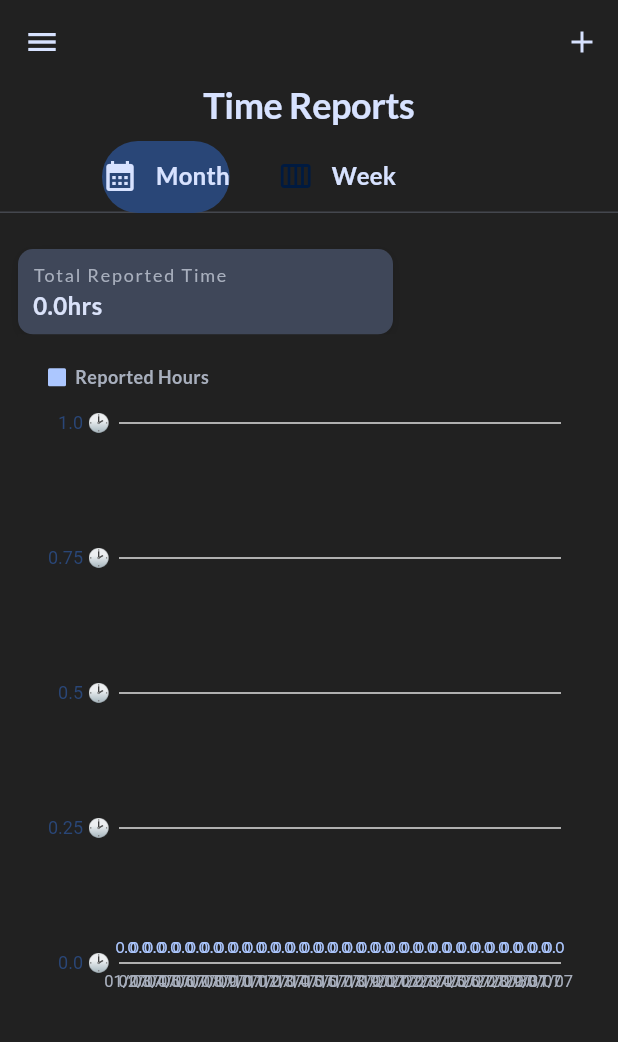
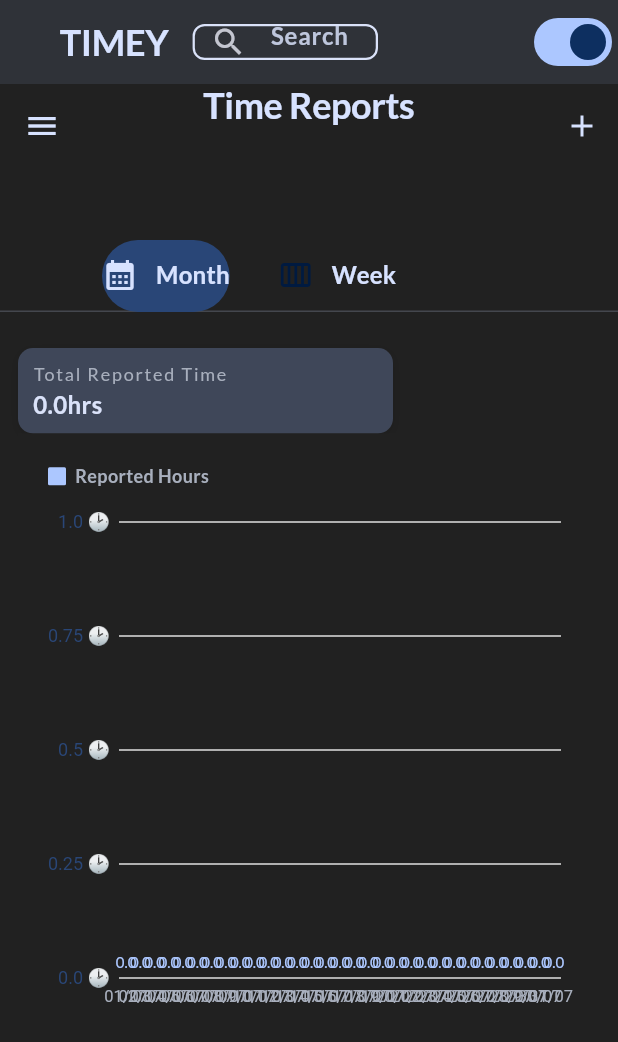
Before and after one commit to iammichellechic/timey-web-app, a Flutter app: the screen it shows after launch, on a phone screen of 412 x 824 dp. Shown: the top 1042 px of the screen. Run offline on Flutter 3.47's test engine with Material 2 defaults, Android fonts, the light colour scheme and no system bars; our stand-ins replace charts_flutter, get_it, graphql_flutter, responsive_builder, stacked, syncfusion_flutter_calendar; missing offline and left inert: assorted_layout_widgets; network calls fail.

Commit message:
fixed hrs,mins add tb, enddate causes calndar iss.

```diff
--- a/lib/data/providers/delete_timeblock_provider.dart
+++ b/lib/data/providers/delete_timeblock_provider.dart
@@ -2,7 +2,7 @@ import 'package:flutter/material.dart';
 import 'package:graphql_flutter/graphql_flutter.dart';
 import 'package:timey_web/schemas/timeblocks_schema.dart';
 import '../../locator.dart';
-import '../../schemas/endpoint_url.dart';
+import '../../endpoint_url.dart';
 import '../../services/timeblocks_api_service.dart';
 import '../../viewmodels/timeblocks_viewmodels.dart';
 
--- a/lib/schemas/endpoint_url.dart
+++ b/lib/endpoint_url.dart
@@ -4,7 +4,7 @@ import 'package:graphql_flutter/graphql_flutter.dart';
 class EndPoint {
   ValueNotifier<GraphQLClient> getClient() {
     ValueNotifier<GraphQLClient> _client = ValueNotifier(GraphQLClient(
-      link: HttpLink('http://20.91.176.175/graphql'),
+      link: HttpLink('http://api.zero8.io/graphql'),
       cache: GraphQLCache(store: HiveStore()),
     ));
 
--- a/lib/model/calendar_data_model.dart
+++ b/lib/model/calendar_data_model.dart
@@ -13,7 +13,7 @@ class EventDataSource extends CalendarDataSource {
 
   @override
   // DateTime getEndTime(int index) => getEvent(index).startDate.add(Duration(minutes:getEvent(index).reportedMinutes!));
-  DateTime getEndTime(int index) => getEvent(index).endDate!;
+  DateTime getEndTime(int index) => getEvent(index).endDateVariable;
 
   @override
   String getSubject(int index) => getEvent(index).id.toString();
--- a/lib/model/timeblock.dart
+++ b/lib/model/timeblock.dart
@@ -1,3 +1,5 @@
+import 'package:timey_web/viewmodels/timeblocks_viewmodels.dart';
+
 import 'tag.dart';
 import '../presentation/resources/formats_manager.dart';
 
@@ -7,16 +9,18 @@ class TimeBlock {
   Tag? tag;
   DateTime startDate;
   int? hours;
-  double? minutes;
+  int? minutes;
   int? reportedMinutes;
   int? userId;
   DateTime? endDate;
 
-  // DateTime get endDateVariable =>
-  //     endDate!.add(Duration(minutes: reportedMinutes!));
-
   DateTime get endDateVariable {
-    endDate!.add(Duration(minutes: reportedMinutes!));
+   // for (var tb in TimeBlocksViewModel().appointmentData)
+   //  {
+      endDate = endDate!.add(Duration(minutes: reportedMinutes!));
+   // }
+    print(endDate);
+    print(reportedMinutes);
     return endDate!;
   }
 
--- a/lib/presentation/base_layout.dart
+++ b/lib/presentation/base_layout.dart
@@ -1,11 +1,12 @@
+import 'package:assorted_layout_widgets/assorted_layout_widgets.dart';
 import 'package:flutter/material.dart';
 import 'package:responsive_builder/responsive_builder.dart';
 import 'package:stacked/stacked.dart';
 import 'package:timey_web/navigation/breadcrumb_navigation.dart';
+import 'package:timey_web/presentation/resources/values_manager.dart';
 import 'package:timey_web/presentation/widgets/switch_theme_button_widget.dart';
 
 import '../viewmodels/timeblocks_viewmodels.dart';
-import 'shared/menu_drawer.dart';
 
 class BaseLayout extends StatelessWidget {
   final Widget child;
@@ -16,22 +17,34 @@ class BaseLayout extends StatelessWidget {
     return ViewModelBuilder<TimeBlocksViewModel>.reactive(
       viewModelBuilder: () => TimeBlocksViewModel(),
       onModelReady: (viewModel) => viewModel.getTimeblocksList(),
-      builder: (context, viewModel, _) => ResponsiveBuilder(
-          builder: (context, sizingInformation) => Scaffold(
-                drawer: sizingInformation.isMobile
-                    ? MenuDrawer(permanentlyDisplay: false)
-                    : null,
+      builder: (context, viewModel, _) => Scaffold(
+        appBar: AppBar(
+          backgroundColor: Colors.transparent,
+          elevation: 5,
+          leadingWidth: 200,
+          leading: Align(
+            alignment: Alignment.centerLeft,
+            child: Padding(
+              padding: const EdgeInsets.fromLTRB(
+                  AppPadding.p40, AppPadding.p12, 0, AppPadding.p12),
+              child: Text('TIMEY', style: Theme.of(context).textTheme.headline1),
+            ),
+          ),
+          actions: [
+            buildSearchField(context),
+             SwitchThemeButtonWidget()],
+        ),
         body: CenteredView(
           child: Expanded(
             child: Column(
               children: [
-                       // NavigationBar(), //does not have a navigator so the form doesnt work
+                // NavigationBar(),
                 Expanded(child: child),
               ],
             ),
           ),
         ),
-              )),
+      ),
     );
   }
 }
@@ -98,15 +111,58 @@ class NavigationBarTabletDesktop extends StatelessWidget {
   Widget build(BuildContext context) {
     return SizedBox(
       height: 80,
-      child: Row(
-          mainAxisAlignment: MainAxisAlignment.spaceBetween,
+      child: Padding(
+        padding: const EdgeInsets.fromLTRB(10, 0, 10, 0),
+        child: RowSuper(mainAxisSize: MainAxisSize.max,
+            //mainAxisAlignment: MainAxisAlignment.spaceBetween,
             children: <Widget>[
               Text('TIMEY', style: Theme.of(context).textTheme.headline1),
-            SizedBox(height: 50,
-            width: 500,
+              SizedBox(
+                  height: 50,
+                  // width: 500,
                   child: BreadCrumbNavigator()),
+              buildSearchField(context),
               SwitchThemeButtonWidget()
             ]),
+      ),
     );
   }
 }
+
+Widget buildSearchField(BuildContext context) {
+  final controller = TextEditingController();
+  final style = controller.text.isEmpty
+      ? const TextStyle(color: Colors.black54)
+      : const TextStyle(color: Colors.black);
+  return ResponsiveBuilder(
+      builder: (context, sizingInformation) => Container(
+            width: sizingInformation.isDesktop
+                ? MediaQuery.of(context).size.width * 0.20
+                : MediaQuery.of(context).size.width * 0.30,
+            height: 50,
+            margin: const EdgeInsets.fromLTRB(100, 16, 100, 16),
+            child: TextField(
+              controller: controller,
+              decoration: InputDecoration(
+                prefixIcon: const Icon(Icons.search),
+                suffixIcon: controller.text.isNotEmpty
+                    ? GestureDetector(
+                        child: Icon(Icons.close, color: style.color),
+                        onTap: () {
+                          controller.clear();
+                          FocusScope.of(context).requestFocus(FocusNode());
+
+                          // searchBook('');
+                        },
+                      )
+                    : null,
+                hintText: 'Search',
+                border: OutlineInputBorder(
+                  borderRadius: BorderRadius.zero,
+                  borderSide: const BorderSide(color: Colors.black26),
+                ),
+              ),
+              //onChanged: searchBook,
+            ),
+          ));
+}
--- a/lib/presentation/ui/calendar/calendar_screen.dart
+++ b/lib/presentation/ui/calendar/calendar_screen.dart
@@ -37,7 +37,8 @@ class CalendarScreen extends ViewModelWidget<TimeBlocksViewModel> {
                           AnimatedIconWidget(),
                         ],
                       ),
-                      extendBodyBehindAppBar: true,
+
+                      extendBodyBehindAppBar: false,
                       endDrawer: TimeblockPage(),
                       drawer: sizingInformation.isMobile
                           ? const MenuDrawer(
@@ -55,7 +56,8 @@ class CalendarScreen extends ViewModelWidget<TimeBlocksViewModel> {
         child: (viewModel.appointmentData.isNotEmpty)
             ? CalendarPage(
                 appointment: appointmentBuilder,
-                dataSource: EventDataSource(viewModel.appointmentData))
+                dataSource: EventDataSource(viewModel.appointmentData)
+                )
             : Center(
                 child: CircularProgressIndicator(
                   valueColor:
--- a/lib/presentation/ui/chart/chart_overview_screen.dart
+++ b/lib/presentation/ui/chart/chart_overview_screen.dart
@@ -34,7 +34,7 @@ class DashBoardScreen extends StatelessWidget {
                     AnimatedIconWidget(),
                   ],
                 ),
-                //extendBodyBehindAppBar: true,
+                extendBodyBehindAppBar: true,
                 endDrawer: TimeblockPage(),
                 drawer: sizingInformation.isMobile
                     ? const MenuDrawer(
@@ -59,7 +59,7 @@ class DashBoardScreen extends StatelessWidget {
               child: Text('Time Reports',
                   style: Theme.of(context).textTheme.headline1),
             ),
-          SizedBox(height: AppSize.s10),
+          SizedBox(height: AppSize.s20),
            SizedBox(
             height: 600,
              child: TabBarWidget(
--- a/lib/presentation/ui/table/table_timeblock_screen.dart
+++ b/lib/presentation/ui/table/table_timeblock_screen.dart
@@ -30,7 +30,7 @@ class TableScreen extends StatelessWidget{
                           AnimatedIconWidget(),
                         ],
                       ),
-                      extendBodyBehindAppBar: true,
+                       extendBodyBehindAppBar: true,
                       endDrawer: TimeblockPage(),
                       drawer: sizingInformation.isMobile
                           ? const MenuDrawer(
--- a/lib/presentation/widgets/actionbuttons_widget.dart
+++ b/lib/presentation/widgets/actionbuttons_widget.dart
@@ -75,14 +75,15 @@ void selectedItem(BuildContext context, item, TimeBlock? entry) {
   switch (item) {
     case 0:
       showGlobalDrawer<EntryEditDialog>(
+        context: context,
         direction: AxisDirection.right,
-          context: context,
         duration: Duration(seconds: 1),
         builder: (context) {
           return EntryEditDialog(
             entry: entry,
           );
-          });
+        },
+      );
 
       break;
     case 1:
--- a/lib/services/navigation_service.dart
+++ b/lib/services/navigation_service.dart
@@ -1,8 +1,11 @@
+import 'package:flutter/widgets.dart';
 
-import 'package:flutter/widgets.dart';
+import '../navigation/navigator_observer.dart';
 
 class NavigationService {
   final GlobalKey<NavigatorState> navigatorKey = GlobalKey<NavigatorState>();
+  final List<Route> currentRouteStack = routeStack.toList();
+
   Future<dynamic> navigateTo(String routeName) {
     var curr = ModalRoute.of(navigatorKey.currentContext!);
     if (curr != null) {
@@ -15,7 +18,8 @@ class NavigationService {
     navigatorKey.currentState!.pop();
   }
 
-  // popUntil(){
-  //   navigatorKey.currentState!.popUntil(Route<dynamic> route);
-  // }
+  void goTothisScreen(int index) {
+    navigatorKey.currentState!
+        .popUntil((route) => route == currentRouteStack[index]);
+  }
 }
```
Also changed, not shown: lib/data/providers/add_timeblock_provider.dart (+5 -5 lines), lib/navigation/breadcrumb_navigation.dart (+8 -6 lines), lib/presentation/shared/menu_drawer.dart (+3 -4 lines), lib/presentation/ui/chart/charts_monthly_page.dart (+1 -13 lines), lib/presentation/ui/chart/charts_weekly_page.dart (+1 -9 lines), lib/presentation/ui/form/timeblock_adding_page.dart (+52 -71 lines), lib/presentation/ui/table/table_timeblock_page.dart (+9 -19 lines), lib/services/timeblocks_api_service.dart (+30 -3 lines), lib/viewmodels/timeblocks_viewmodels.dart (+11 -4 lines). Lines whose indentation alone changed are shown as unchanged.
